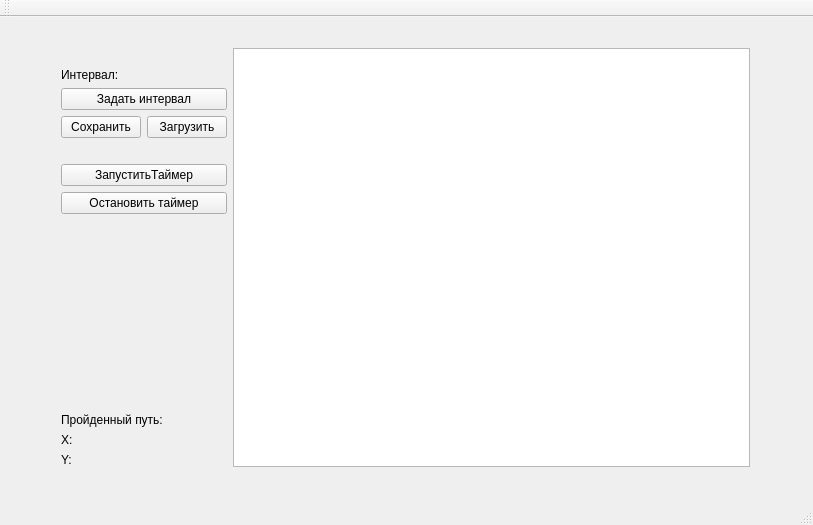
Old version of the form mainwindow.ui in the repository Wigmarr/MouseAnalysis.
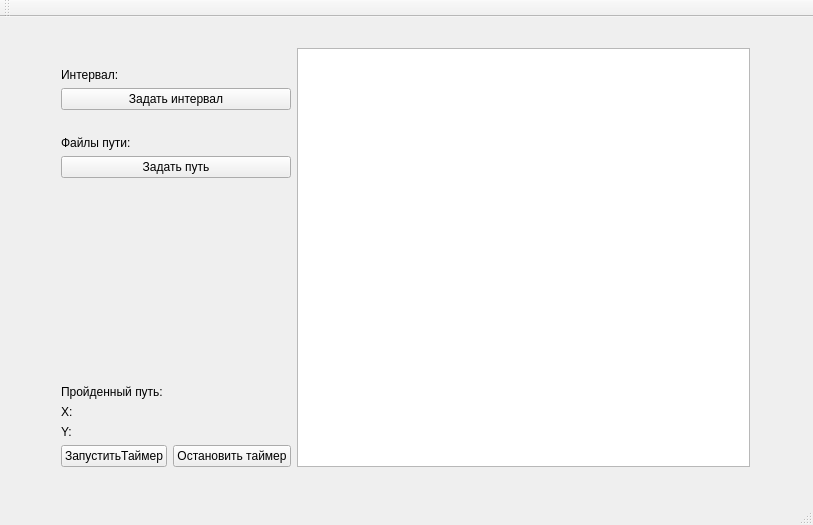
New version of the form.

What changed in the file:
```diff
--- a/mainwindow.ui
+++ b/mainwindow.ui
@@ -26,7 +26,81 @@
     <layout class="QHBoxLayout" name="horizontalLayout">
      <item>
       <layout class="QGridLayout" name="gridLayout_2">
-       <item row="10" column="0" colspan="2">
+       <item row="15" column="1">
+        <widget class="QPushButton" name="btStopTimer">
+         <property name="text">
+          <string>Остановить таймер</string>
+         </property>
+        </widget>
+       </item>
+       <item row="15" column="0">
+        <widget class="QPushButton" name="btStartTimer">
+         <property name="text">
+          <string>ЗапуститьТаймер</string>
+         </property>
+        </widget>
+       </item>
+       <item row="6" column="0" colspan="2">
+        <spacer name="horizontalSpacer">
+         <property name="orientation">
+          <enum>Qt::Horizontal</enum>
+         </property>
+         <property name="sizeHint" stdset="0">
+          <size>
+           <width>40</width>
+           <height>20</height>
+          </size>
+         </property>
+        </spacer>
+       </item>
+       <item row="13" column="0" colspan="2">
+        <widget class="QLabel" name="lbXPos">
+         <property name="text">
+          <string>X:</string>
+         </property>
+        </widget>
+       </item>
+       <item row="7" column="0" colspan="2">
+        <widget class="QLabel" name="lbFilePath">
+         <property name="maximumSize">
+          <size>
+           <width>211</width>
+           <height>16777215</height>
+          </size>
+         </property>
+         <property name="text">
+          <string>Файлы пути:</string>
+         </property>
+        </widget>
+       </item>
+       <item row="3" column="0" colspan="2">
+        <widget class="QLabel" name="lbTimer">
+         <property name="text">
+          <string>Интервал:</string>
+         </property>
+        </widget>
+       </item>
+       <item row="14" column="0" colspan="2">
+        <widget class="QLabel" name="lbYPos">
+         <property name="text">
+          <string>Y:</string>
+         </property>
+        </widget>
+       </item>
+       <item row="1" column="0" colspan="2">
+        <spacer name="horizontalSpacer_2">
+         <property name="orientation">
+          <enum>Qt::Horizontal</enum>
+         </property>
+         <property name="sizeHint" stdset="0">
+          <size>
+           <width>40</width>
+           <height>20</height>
+          </size>
+         </property>
+        </spacer>
+       </item>
+       <item row="9" column="0" colspan="2">
         <spacer name="verticalSpacer">
          <property name="orientation">
           <enum>Qt::Vertical</enum>
@@ -39,92 +113,24 @@
          </property>
         </spacer>
        </item>
-       <item row="1" column="0" colspan="2">
-        <spacer name="horizontalSpacer_2">
-         <property name="orientation">
-          <enum>Qt::Horizontal</enum>
-         </property>
-         <property name="sizeHint" stdset="0">
-          <size>
-           <width>40</width>
-           <height>20</height>
-          </size>
-         </property>
-        </spacer>
-       </item>
-       <item row="3" column="0" colspan="2">
+       <item row="5" column="0" colspan="2">
         <widget class="QPushButton" name="btSetTimer">
          <property name="text">
           <string>Задать интервал</string>
          </property>
         </widget>
        </item>
-       <item row="9" column="0" colspan="2">
-        <widget class="QPushButton" name="pushButton">
-         <property name="text">
-          <string>Остановить таймер</string>
-         </property>
-        </widget>
-       </item>
-       <item row="11" column="0" colspan="2">
+       <item row="12" column="0" colspan="2">
         <widget class="QLabel" name="lbPath">
          <property name="text">
           <string>Пройденный путь: </string>
          </property>
         </widget>
        </item>
-       <item row="5" column="1">
-        <widget class="QPushButton" name="btLoadTimer">
-         <property name="text">
-          <string>Загрузить</string>
-         </property>
-        </widget>
-       </item>
-       <item row="6" column="0" colspan="2">
-        <spacer name="horizontalSpacer_3">
-         <property name="orientation">
-          <enum>Qt::Horizontal</enum>
-         </property>
-         <property name="sizeHint" stdset="0">
-          <size>
-           <width>40</width>
-           <height>20</height>
-          </size>
-         </property>
-        </spacer>
-       </item>
-       <item row="13" column="0" colspan="2">
-        <widget class="QLabel" name="lbYPos">
-         <property name="text">
-          <string>Y:</string>
-         </property>
-        </widget>
-       </item>
-       <item row="2" column="0" colspan="2">
-        <widget class="QLabel" name="lbTimer">
-         <property name="text">
-          <string>Интервал:</string>
-         </property>
-        </widget>
-       </item>
        <item row="8" column="0" colspan="2">
         <widget class="QPushButton" name="pushButton_2">
          <property name="text">
-          <string>ЗапуститьТаймер</string>
-         </property>
-        </widget>
-       </item>
-       <item row="12" column="0" colspan="2">
-        <widget class="QLabel" name="lbXPos">
-         <property name="text">
-          <string>X:</string>
-         </property>
-        </widget>
-       </item>
-       <item row="5" column="0">
-        <widget class="QPushButton" name="btSaveTimer">
-         <property name="text">
-          <string>Сохранить</string>
+          <string>Задать путь</string>
          </property>
         </widget>
        </item>
```
Left out of the diff: 2 changed lines with no effect on the pictures.
